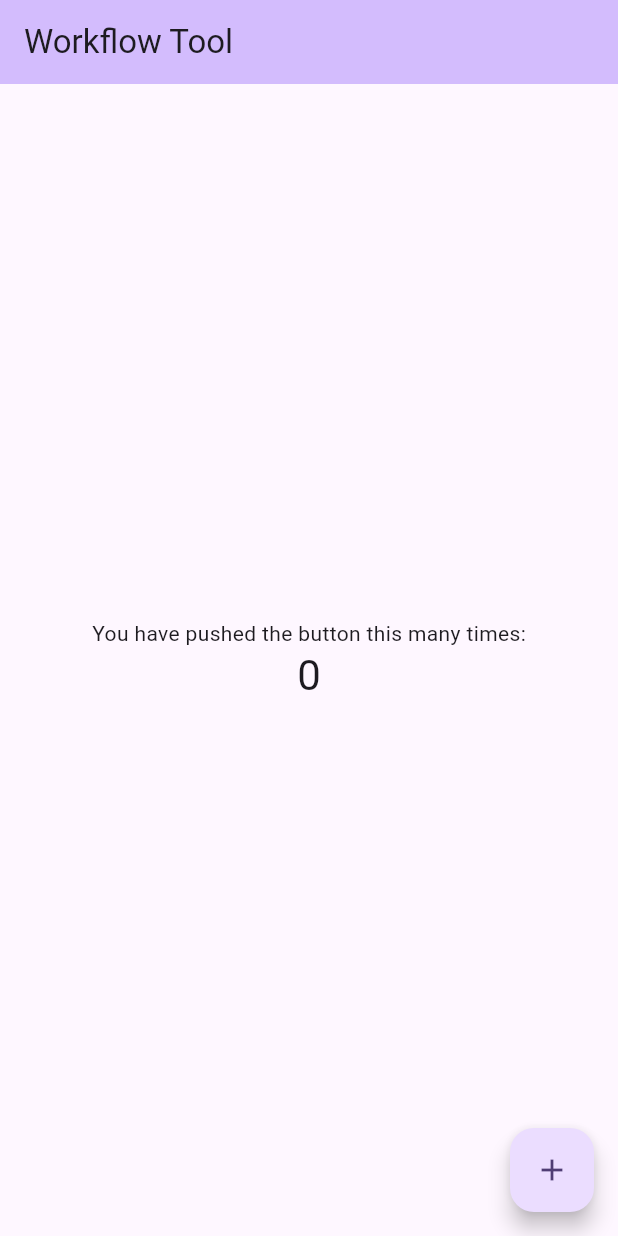
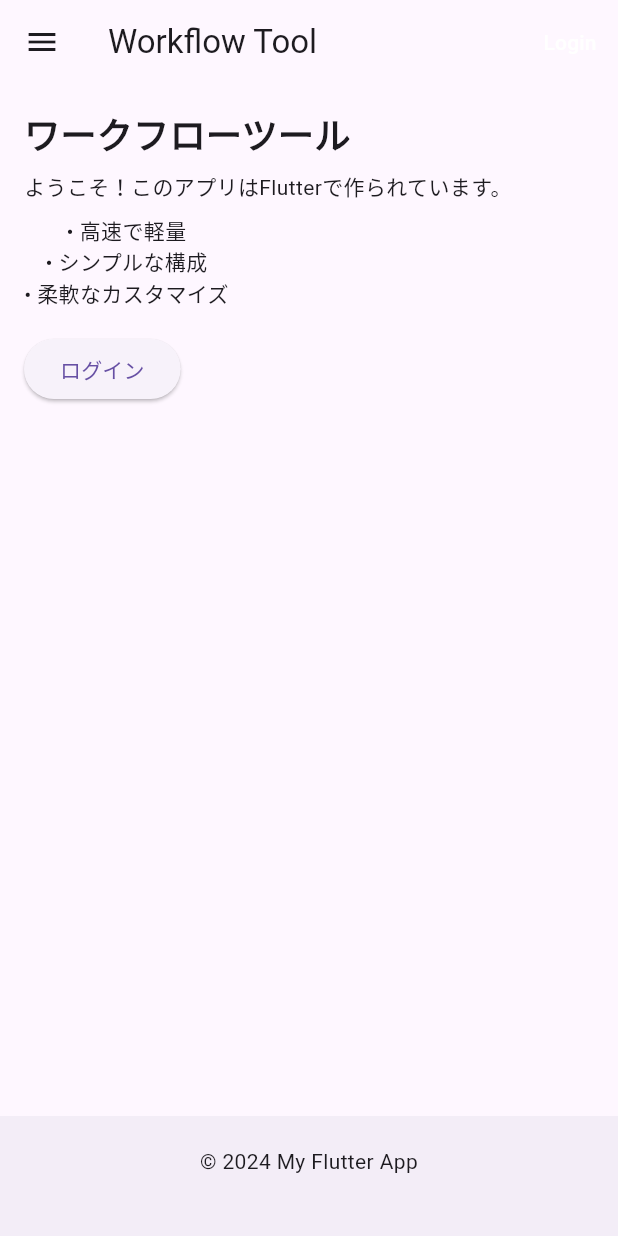
Before and after one commit to A-Sakagami/flutter_application, a Flutter app: the screen it shows after launch, on a phone screen of 412 x 824 dp. Run offline on Flutter 3.47's test engine with Material 3 defaults, Android fonts, the phone set to English and light mode, and no system bars.

Commit message:
トップページ実装

```diff
--- a/lib/main.dart
+++ b/lib/main.dart
@@ -4,123 +4,102 @@ void main() {
   runApp(const MyApp());
 }
 
-// コンストラクタ
 class MyApp extends StatelessWidget {
   const MyApp({super.key});
-
-  // 最初に呼ばれる関数 @Overrideなので必須
   @override
   Widget build(BuildContext context) {
     return MaterialApp(
-      title: 'workflow Tool',
-      theme: ThemeData(
-        // This is the theme of your application.
-        //
-        // TRY THIS: Try running your application with "flutter run". You'll see
-        // the application has a purple toolbar. Then, without quitting the app,
-        // try changing the seedColor in the colorScheme below to Colors.green
-        // and then invoke "hot reload" (save your changes or press the "hot
-        // reload" button in a Flutter-supported IDE, or press "r" if you used
-        // the command line to start the app).
-        //
-        // Notice that the counter didn't reset back to zero; the application
-        // state is not lost during the reload. To reset the state, use hot
-        // restart instead.
-        //
-        // This works for code too, not just values: Most code changes can be
-        // tested with just a hot reload.
-        colorScheme: ColorScheme.fromSeed(seedColor: Colors.deepPurple),
-        useMaterial3: true,
-      ),
-      home: const MyHomePage(title: 'Workflow Tool'),
+      debugShowCheckedModeBanner: false,
+      home: WorkflowToolScreen(),
     );
   }
 }
 
-class MyHomePage extends StatefulWidget {
-  const MyHomePage({super.key, required this.title});
-
-  // This widget is the home page of your application. It is stateful, meaning
-  // that it has a State object (defined below) that contains fields that affect
-  // how it looks.
-
-  // This class is the configuration for the state. It holds the values (in this
-  // case the title) provided by the parent (in this case the App widget) and
-  // used by the build method of the State. Fields in a Widget subclass are
-  // always marked "final".
-
-  final String title;
+class WorkflowToolScreen extends StatefulWidget {
+  const WorkflowToolScreen({super.key});
 
   @override
-  State<MyHomePage> createState() => _MyHomePageState();
+  WorkflowToolScreenState createState() => WorkflowToolScreenState();
 }
 
-class _MyHomePageState extends State<MyHomePage> {
-  int _counter = 0;
+class WorkflowToolScreenState extends State<WorkflowToolScreen> {
+  bool isLoggedIn = false;
+  final TextEditingController _postController = TextEditingController();
 
-  void _incrementCounter() {
+  void _toggleLogin() {
     setState(() {
-      // This call to setState tells the Flutter framework that something has
-      // changed in this State, which causes it to rerun the build method below
-      // so that the display can reflect the updated values. If we changed
-      // _counter without calling setState(), then the build method would not be
-      // called again, and so nothing would appear to happen.
-      _counter++;
+      isLoggedIn = !isLoggedIn;
     });
   }
 
   @override
   Widget build(BuildContext context) {
-    // This method is rerun every time setState is called, for instance as done
-    // by the _incrementCounter method above.
-    //
-    // The Flutter framework has been optimized to make rerunning build methods
-    // fast, so that you can just rebuild anything that needs updating rather
-    // than having to individually change instances of widgets.
     return Scaffold(
       appBar: AppBar(
-        // TRY THIS: Try changing the color here to a specific color (to
-        // Colors.amber, perhaps?) and trigger a hot reload to see the AppBar
-        // change color while the other colors stay the same.
-        backgroundColor: Theme.of(context).colorScheme.inversePrimary,
-        // Here we take the value from the MyHomePage object that was created by
-        // the App.build method, and use it to set our appbar title.
-        title: Text(widget.title),
+        title: Text('Workflow Tool'),
+        actions: [
+          if (!isLoggedIn)
+            TextButton(
+              onPressed: _toggleLogin,
+              child: Text('Login', style: TextStyle(color: Colors.white)),
+            ),
+        ],
       ),
-      body: Center(
-        // Center is a layout widget. It takes a single child and positions it
-        // in the middle of the parent.
-        child: Column(
-          // Column is also a layout widget. It takes a list of children and
-          // arranges them vertically. By default, it sizes itself to fit its
-          // children horizontally, and tries to be as tall as its parent.
-          //
-          // Column has various properties to control how it sizes itself and
-          // how it positions its children. Here we use mainAxisAlignment to
-          // center the children vertically; the main axis here is the vertical
-          // axis because Columns are vertical (the cross axis would be
-          // horizontal).
-          //
-          // TRY THIS: Invoke "debug painting" (choose the "Toggle Debug Paint"
-          // action in the IDE, or press "p" in the console), to see the
-          // wireframe for each widget.
-          mainAxisAlignment: MainAxisAlignment.center,
-          children: <Widget>[
-            const Text(
-              'You have pushed the button this many times:',
+      drawer: Drawer(
+        child: ListView(
+          padding: EdgeInsets.zero,
+          children: [
+            DrawerHeader(
+              decoration: BoxDecoration(color: Colors.blue),
+              child: Text('メニュー', style: TextStyle(color: Colors.white, fontSize: 24)),
             ),
-            Text(
-              '$_counter',
-              style: Theme.of(context).textTheme.headlineMedium,
+            ListTile(title: Text('Home')),
+            ListTile(title: Text('About')),
+            ListTile(title: Text('Contact')),
+            ListTile(
+              title: Text('Login'),
+              onTap: _toggleLogin,
             ),
           ],
         ),
       ),
-      floatingActionButton: FloatingActionButton(
-        onPressed: _incrementCounter,
-        tooltip: 'Increment',
-        child: const Icon(Icons.add),
-      ), // This trailing comma makes auto-formatting nicer for build methods.
+      body: Padding(
+        padding: EdgeInsets.all(16.0),
+        child: Column(
+          crossAxisAlignment: CrossAxisAlignment.start,
+          children: [
+            Text('ワークフローツール', style: TextStyle(fontSize: 24, fontWeight: FontWeight.bold)),
+            SizedBox(height: 8),
+            Text('ようこそ！このアプリはFlutterで作られています。'),
+            SizedBox(height: 8),
+            Column(
+              children: [
+                Text('• 高速で軽量'),
+                Text('• シンプルな構成'),
+                Text('• 柔軟なカスタマイズ'),
+              ],
+            ),
+            SizedBox(height: 16),
+            if (!isLoggedIn)
+              ElevatedButton(
+                onPressed: _toggleLogin,
+                child: Text('ログイン'),
+              ),
+            if (isLoggedIn) ...[
+              Text('下のテキストエリアに文字を入力して、送信してください。'),
+              TextField(controller: _postController, decoration: InputDecoration(hintText: 'ここに入力してください...')),
+              SizedBox(height: 8),
+              ElevatedButton(onPressed: () {}, child: Text('送信')),
+            ],
+          ],
+        ),
+      ),
+      bottomNavigationBar: BottomAppBar(
+        child: Padding(
+          padding: EdgeInsets.all(8.0),
+          child: Text('© 2024 My Flutter App', textAlign: TextAlign.center),
+        ),
+      ),
     );
   }
 }
```
